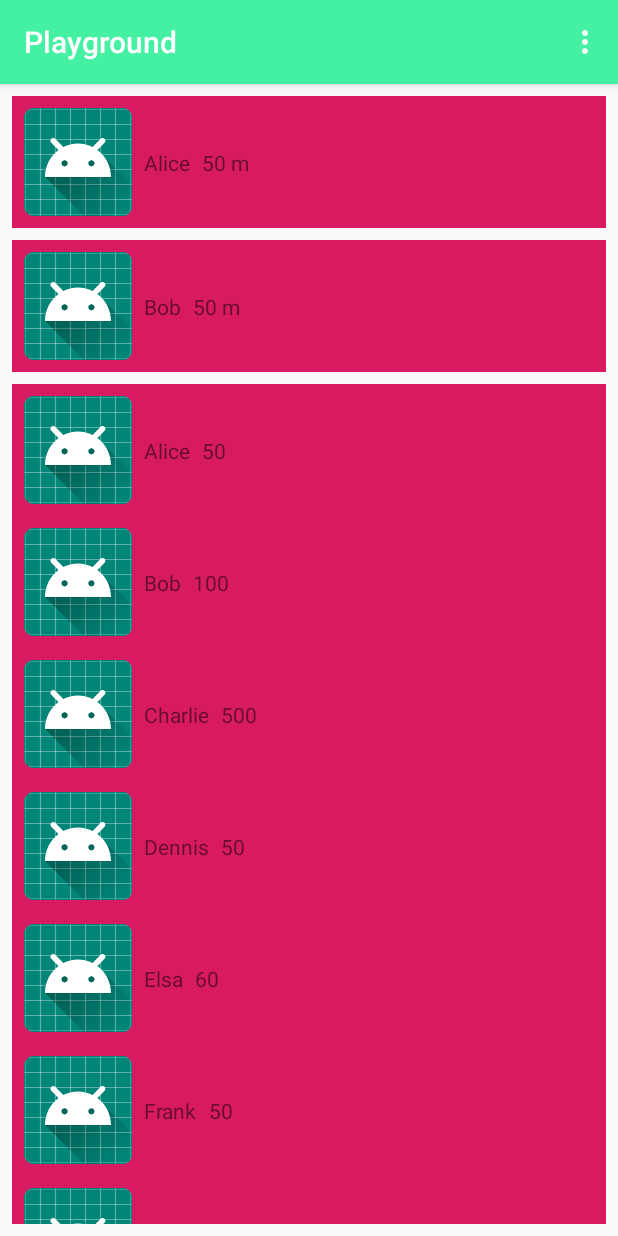
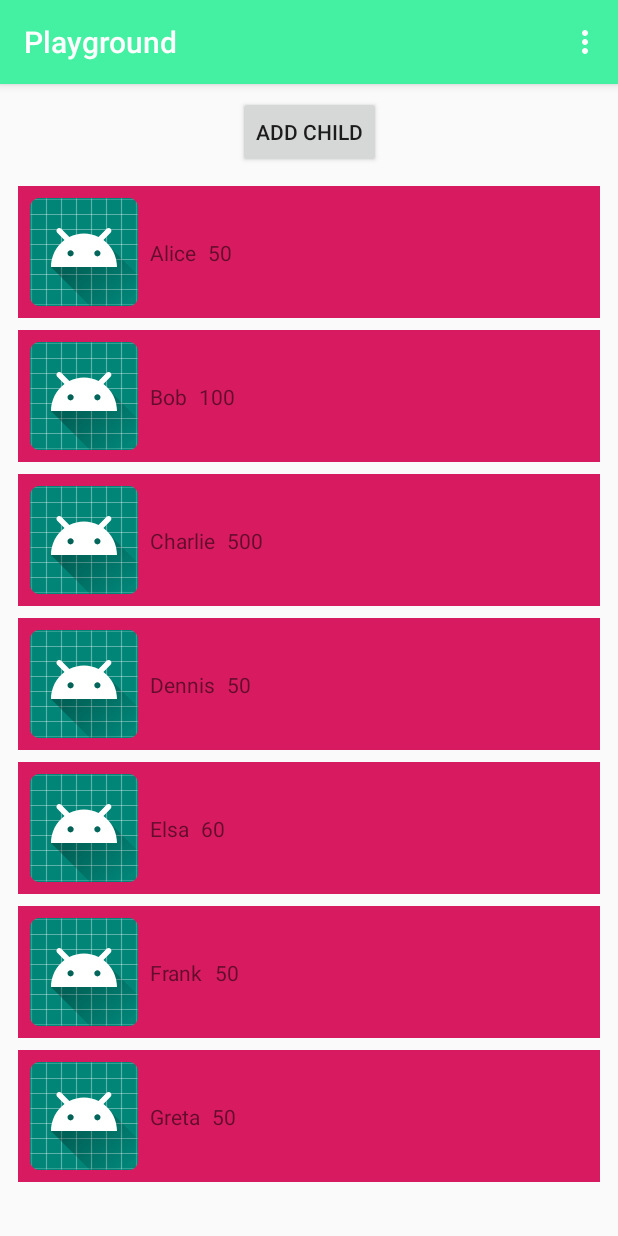
Before and after one commit to denkhan/Playground, an Android app: the screen it shows after launch (MainActivity), on a phone screen of 412 x 824 dp. Run offline under Robolectric (Android 15) with nearby library versions, the phone set to English and light mode, and no system bars.

Commit message:
Add child possible

```diff
--- a/app/src/main/java/com/example/playground/MainActivity.java
+++ b/app/src/main/java/com/example/playground/MainActivity.java
@@ -1,17 +1,21 @@
 package com.example.playground;
 
+import android.content.DialogInterface;
 import android.content.Intent;
 import android.os.Bundle;
 import android.support.design.widget.FloatingActionButton;
 import android.support.design.widget.Snackbar;
+import android.support.v7.app.AlertDialog;
 import android.support.v7.app.AppCompatActivity;
 import android.support.v7.widget.LinearLayoutManager;
 import android.support.v7.widget.RecyclerView;
 import android.support.v7.widget.Toolbar;
+import android.view.LayoutInflater;
 import android.view.View;
 import android.view.Menu;
 import android.view.MenuItem;
 import android.view.ViewGroup;
+import android.widget.EditText;
 import android.widget.TextView;
 
 import com.example.playground.Adapter.ChildAdapter;
@@ -21,6 +25,7 @@ import java.util.ArrayList;
 public class MainActivity extends AppCompatActivity {
 
     ChildAdapter adapter;
+    ArrayList<Child> Children = new ArrayList<>();
 
     @Override
     protected void onCreate(Bundle savedInstanceState) {
@@ -33,7 +38,7 @@ public class MainActivity extends AppCompatActivity {
 
 
         // data to populate the RecyclerView with
-        ArrayList<Child> Children = new ArrayList<>();
+
         Children.add(new Child("Alice",50));
         Children.add(new Child("Bob",100));
         Children.add(new Child("Charlie",500));
@@ -48,15 +53,6 @@ public class MainActivity extends AppCompatActivity {
         adapter = new ChildAdapter(this, Children);
         recyclerView.setAdapter(adapter);
 
-
-
-        View view = findViewById(R.id.child_one);
-        TextView t = (TextView)view.findViewById(R.id.child_name);
-        t.setText("Alice");
-
-        View view1 = findViewById(R.id.child_two);
-        TextView t1 = (TextView)view1.findViewById(R.id.child_name);
-        t1.setText("Bob");
     }
 
     public void openChild(View v){
@@ -64,6 +60,29 @@ public class MainActivity extends AppCompatActivity {
         TextView t = (TextView)v.findViewById(R.id.child_name);
         intent.putExtra("NAME", t.getText().toString());
         startActivity(intent);
+    }
+
+    public void addChild(View v){
+        AlertDialog alertDialog = new AlertDialog.Builder(MainActivity.this).create();
+        alertDialog.setTitle("Add child");
+        LayoutInflater inflater = this.getLayoutInflater();
+        View dialogView = inflater.inflate(R.layout.add_child, null);
+        alertDialog.setView(dialogView);
+
+        final EditText eT1 = (EditText) dialogView.findViewById(R.id.edit_text_child_name);
+        final EditText eT2 = (EditText) dialogView.findViewById(R.id.edit_text_child_distance);
+
+        alertDialog.setButton(AlertDialog.BUTTON_NEUTRAL, "OK",
+                new DialogInterface.OnClickListener() {
+                    public void onClick(DialogInterface dialog, int which) {
+                        String m = eT1.getText().toString();
+                        int temp = Integer.parseInt(eT2.getText().toString());
+                        Children.add(new Child(m, temp));
+                        adapter.notifyDataSetChanged();
+                        dialog.dismiss();
+                    }
+                });
+        alertDialog.show();
     }
 
     @Override
--- a/app/src/main/res/layout/activity_main.xml
+++ b/app/src/main/res/layout/activity_main.xml
@@ -25,37 +25,6 @@
 
     </android.support.design.widget.AppBarLayout>
 
-    <include
-        android:id="@+id/child_one"
-        layout="@layout/child_item"
-        android:layout_width="fill_parent"
-        android:layout_height="wrap_content"
-        android:layout_marginStart="8dp"
-        android:layout_marginLeft="8dp"
-        android:layout_marginTop="8dp"
-        android:layout_marginEnd="8dp"
-        android:layout_marginRight="8dp"
-        app:layout_constraintEnd_toEndOf="parent"
-        app:layout_constraintHorizontal_bias="0.0"
-        app:layout_constraintStart_toStartOf="parent"
-        app:layout_constraintTop_toBottomOf="@+id/appBarLayout"
-        />
-
-    <include
-        layout="@layout/child_item"
-        android:layout_width="fill_parent"
-        android:layout_height="wrap_content"
-        android:layout_marginStart="8dp"
-        android:layout_marginLeft="8dp"
-        android:layout_marginTop="8dp"
-        android:layout_marginEnd="8dp"
-        android:layout_marginRight="8dp"
-        app:layout_constraintEnd_toEndOf="parent"
-        app:layout_constraintStart_toStartOf="parent"
-        app:layout_constraintTop_toBottomOf="@+id/child_one"
-        android:id="@+id/child_two"
-        />
-
     <android.support.v7.widget.RecyclerView
         android:id="@+id/rv_child"
         android:layout_width="0dp"
@@ -69,7 +38,22 @@
         app:layout_constraintBottom_toBottomOf="parent"
         app:layout_constraintEnd_toEndOf="parent"
         app:layout_constraintStart_toStartOf="parent"
-        app:layout_constraintTop_toBottomOf="@+id/child_two" />
+        app:layout_constraintTop_toBottomOf="@+id/add_child" />
+
+    <Button
+        android:id="@+id/add_child"
+        android:layout_width="wrap_content"
+        android:layout_height="wrap_content"
+        android:layout_marginStart="8dp"
+        android:layout_marginLeft="8dp"
+        android:layout_marginTop="8dp"
+        android:layout_marginEnd="8dp"
+        android:layout_marginRight="8dp"
+        android:onClick="addChild"
+        android:text="Add Child"
+        app:layout_constraintEnd_toEndOf="parent"
+        app:layout_constraintStart_toStartOf="parent"
+        app:layout_constraintTop_toBottomOf="@+id/appBarLayout" />
 
 
 </android.support.constraint.ConstraintLayout>
--- a/app/src/main/res/layout/child_item.xml
+++ b/app/src/main/res/layout/child_item.xml
@@ -1,4 +1,9 @@
 <?xml version="1.0" encoding="utf-8"?>
+
+<LinearLayout android:layout_height="wrap_content"
+    android:layout_width="match_parent"
+    xmlns:android="http://schemas.android.com/apk/res/android"
+    android:padding="4dp">
 <android.support.constraint.ConstraintLayout
     xmlns:android="http://schemas.android.com/apk/res/android"
     xmlns:app="http://schemas.android.com/apk/res-auto"
@@ -44,3 +49,5 @@
         app:layout_constraintStart_toEndOf="@+id/child_name"
         app:layout_constraintTop_toTopOf="@+id/child_name" />
 </android.support.constraint.ConstraintLayout>
+
+</LinearLayout>
```
Also changed, not shown: app/src/main/res/layout/add_child.xml (added, +42 -0 lines).
